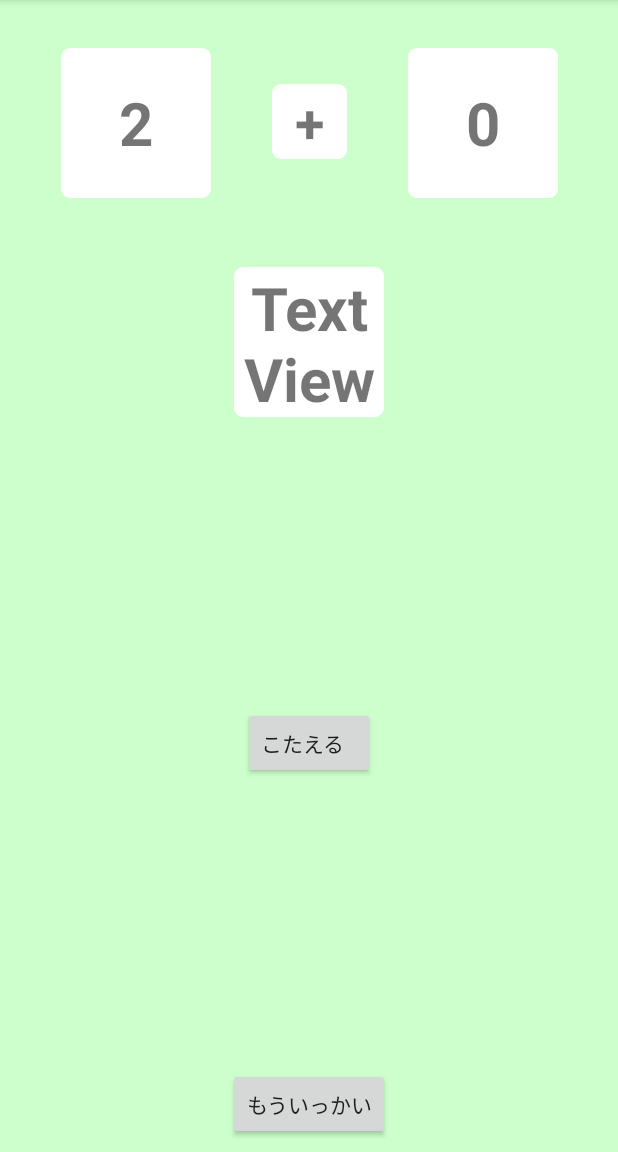
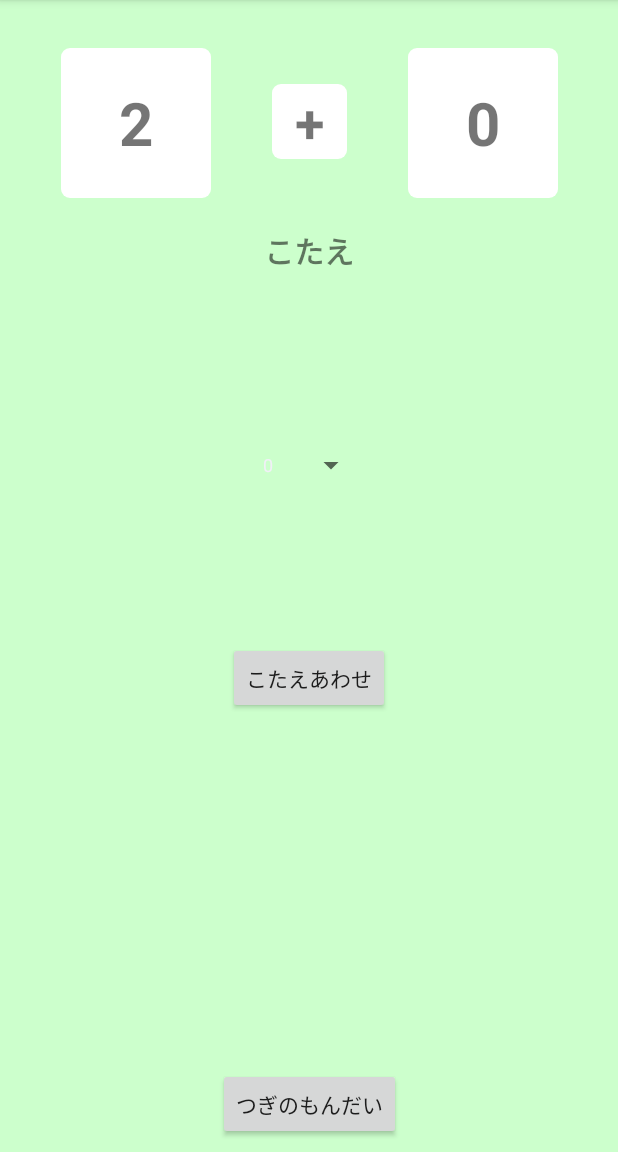
Before and after one commit to genkikanaya/YourStudy, an Android app: the MathActivity screen opened directly, with no data from a screen before it, on a phone screen of 412 x 824 dp, the part 84-1236 px from its top. Run offline under Robolectric (Android 15) with nearby library versions, the phone set to English and light mode, and no system bars; 1 statement that could not run was skipped.

Commit message:
make_spinner

```diff
--- a/app/src/main/java/com/example/kanayagenki/yourstudy/MathActivity.kt
+++ b/app/src/main/java/com/example/kanayagenki/yourstudy/MathActivity.kt
@@ -2,11 +2,18 @@ package com.example.kanayagenki.yourstudy
 
 import android.os.Bundle
 import android.support.v7.app.AppCompatActivity
+import android.view.View
+import android.widget.AdapterView
+import android.widget.ArrayAdapter
+import android.widget.Spinner
 import kotlinx.android.synthetic.main.activity_math.*
 import kotlin.random.Random
 
 
 class MathActivity : AppCompatActivity() {
+
+//    回答の選択肢
+    private val answerSpinnerItems = (0..10).toList()
 
     override fun onCreate(savedInstanceState: Bundle?) {
         super.onCreate(savedInstanceState)
@@ -26,6 +33,29 @@ class MathActivity : AppCompatActivity() {
         number2.text = num2.toString()
         signText.text = sign
 
+//        arrayadapter
+//        val adapter = ArrayAdapter(applicationContext,android.R.layout.simple_spinner_item,answerSpinnerItems)
+        val adapter = ArrayAdapter(applicationContext,R.layout.spinner,answerSpinnerItems)
+
+//        adapter.setDropDownViewResource(android.R.layout.simple_spinner_dropdown_item)
+        adapter.setDropDownViewResource(R.layout.spinner_dropdown)
+
+        spinner.adapter = adapter
+
+//        リスナー登録
+        spinner.onItemSelectedListener = object : AdapterView.OnItemSelectedListener {
+            override fun onItemSelected(parent: AdapterView<*>?, view: View?, position: Int, id: Long) {
+                val spinnerParent = parent as Spinner
+                val item = spinnerParent.selectedItem as String
+//                textView.text = item
+//                TODO("not implemented") //To change body of created functions use File | Settings | File Templates.
+            }
+
+            override fun onNothingSelected(parent: AdapterView<*>?) {
+//                TODO("not implemented") //To change body of created functions use File | Settings | File Templates.
+            }
+        }
+
 
 
 
--- a/app/src/main/res/layout/activity_math.xml
+++ b/app/src/main/res/layout/activity_math.xml
@@ -41,15 +41,15 @@
             android:gravity="center_vertical"
             android:textAlignment="center" android:textSize="36sp" android:textStyle="bold"/>
     <TextView
-            android:text="TextView"
+            android:text="@string/answer"
             android:layout_width="100dp"
-            android:layout_height="100dp"
+            android:layout_height="50dp"
             app:layout_constraintStart_toStartOf="parent" app:layout_constraintEnd_toEndOf="parent"
             android:id="@+id/answer"
-            android:background="@drawable/frame_style" android:layout_marginTop="72dp"
+            android:layout_marginTop="36dp"
             android:gravity="center_vertical"
             app:layout_constraintTop_toBottomOf="@+id/signText" android:textAlignment="center"
-            android:textStyle="bold" android:textSize="40sp"/>
+            android:textStyle="bold" android:textSize="20sp"/>
     <Button
             android:text="@string/answer_text"
             android:layout_width="wrap_content"
@@ -66,5 +66,11 @@
             app:layout_constraintStart_toStartOf="parent" android:layout_marginBottom="8dp"
             app:layout_constraintBottom_toBottomOf="parent"
     />
+    <Spinner
+            android:layout_width="wrap_content"
+            android:layout_height="wrap_content"
+            app:layout_constraintStart_toStartOf="parent" app:layout_constraintEnd_toEndOf="parent"
+            android:id="@+id/spinner" android:layout_marginTop="8dp" app:layout_constraintTop_toBottomOf="@+id/answer"
+            android:layout_marginBottom="8dp" app:layout_constraintBottom_toTopOf="@+id/button"/>
 
 </android.support.constraint.ConstraintLayout>
--- /dev/null
+++ b/app/src/main/res/layout/spinner.xml
@@ -0,0 +1,16 @@
+<?xml version="1.0" encoding="utf-8"?>
+<TextView
+        xmlns:android="http://schemas.android.com/apk/res/android"
+        android:id="@android:id/text2"
+        style="?android:attr/spinnerItemStyle"
+        android:singleLine="false"
+        android:layout_width="fill_parent"
+        android:layout_height="wrap_content"
+        android:textSize="12sp"
+        android:ellipsize="marquee" >
+</TextView>
+        <!--<android.support.constraint.ConstraintLayout xmlns:android="http://schemas.android.com/apk/res/android"-->
+                                             <!--android:layout_width="match_parent"-->
+                                             <!--android:layout_height="match_parent">-->
+
+<!--</android.support.constraint.ConstraintLayout>-->
--- /dev/null
+++ b/app/src/main/res/layout/spinner_dropdown.xml
@@ -0,0 +1,16 @@
+<?xml version="1.0" encoding="utf-8"?>
+<CheckedTextView
+        xmlns:android="http://schemas.android.com/apk/res/android"
+        android:id="@android:id/text1"
+        style="?android:attr/spinnerDropDownItemStyle"
+        android:layout_height="?android:attr/listPreferredItemHeight"
+        android:singleLine="false"
+        android:layout_width="fill_parent"
+        android:textSize="13sp"
+        android:ellipsize="marquee" >
+</CheckedTextView>
+<!--<android.support.constraint.ConstraintLayout xmlns:android="http://schemas.android.com/apk/res/android"-->
+                                             <!--android:layout_width="match_parent"-->
+                                             <!--android:layout_height="match_parent">-->
+
+<!--</android.support.constraint.ConstraintLayout>-->
--- a/app/src/main/res/values/strings.xml
+++ b/app/src/main/res/values/strings.xml
@@ -1,5 +1,6 @@
 <resources>
     <string name="app_name">Your Study</string>
-    <string name="answer_text">こたえる</string>
-    <string name="retry_text">もういっかい</string>
+    <string name="answer_text">こたえあわせ</string>
+    <string name="retry_text">つぎのもんだい</string>
+    <string name="answer">こたえ</string>
 </resources>
```
